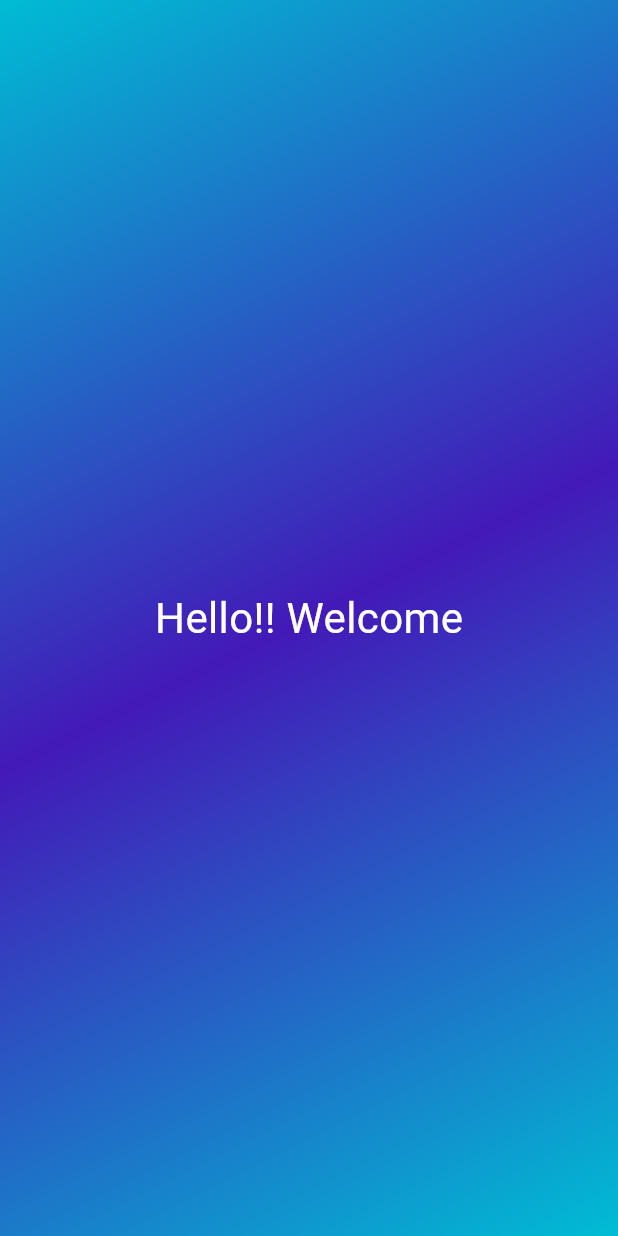
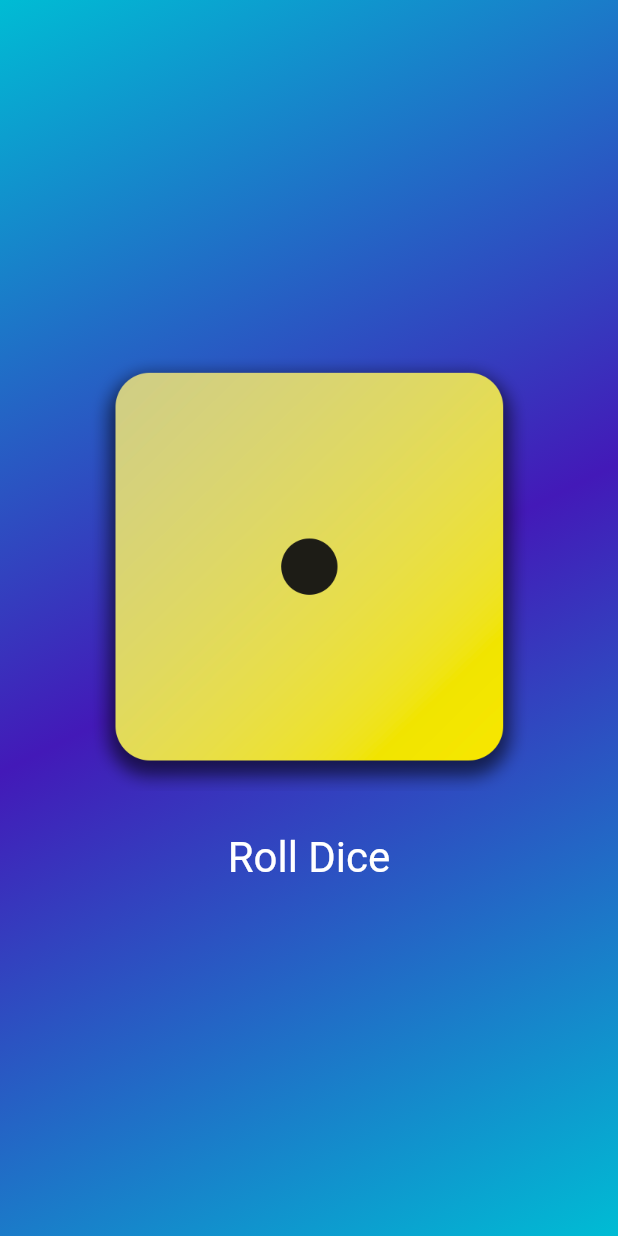
Before and after one commit to akashgkrishna/Learn-flutter, a Flutter app: the screen it shows after launch, on a phone screen of 412 x 824 dp. Run offline on Flutter 3.47's test engine with Material 3 defaults, Android fonts, the phone set to English and light mode, and no system bars.

Commit message:
Added DiceRoller with rollDice function

```diff
--- /dev/null
+++ b/lib/dice_roller.dart
@@ -0,0 +1,45 @@
+import 'dart:math';
+import 'package:flutter/material.dart';
+
+final randomizer = Random();
+
+class DiceRoller extends StatefulWidget {
+  const DiceRoller({super.key});
+
+  @override
+  State<DiceRoller> createState() {
+    return _DiceRollerState();
+  }
+}
+
+class _DiceRollerState extends State<DiceRoller> {
+  var diceRoll = 1;
+
+  rollDice() {
+    setState(() {
+      diceRoll = randomizer.nextInt(6) + 1;
+    });
+  }
+
+  @override
+  Widget build(BuildContext context) {
+    return Column(
+      mainAxisSize: MainAxisSize.min,
+      children: [
+        Image.asset(
+          'assets/images/dice-$diceRoll.png', // Use activeDiceImage variable here
+          width: 300,
+        ),
+        const SizedBox(height: 20),
+        TextButton(
+          onPressed: rollDice, // Remove parentheses here
+          style: TextButton.styleFrom(
+            foregroundColor: Colors.white,
+            textStyle: const TextStyle(fontSize: 28, color: Colors.white),
+          ),
+          child: const Text('Roll Dice'),
+        ),
+      ],
+    );
+  }
+}
--- a/lib/gradient_container.dart
+++ b/lib/gradient_container.dart
@@ -1,5 +1,6 @@
+import 'package:first_app/dice_roller.dart';
 import 'package:flutter/material.dart';
-import 'package:first_app/text_style.dart';
+// import 'package:first_app/text_style.dart';
 
 var startColor = Alignment.topLeft;
 var endColor = Alignment.bottomRight;
@@ -20,8 +21,8 @@ class GradientContainer extends StatelessWidget {
          color1, color2, color3
         ], begin: startColor, end: endColor),
       ),
-      child: const Center(
-        child: StyledText("Hello!! Welcome"),
+      child:  const Center(
+        child: DiceRoller(),
       ),
     );
   }
```
